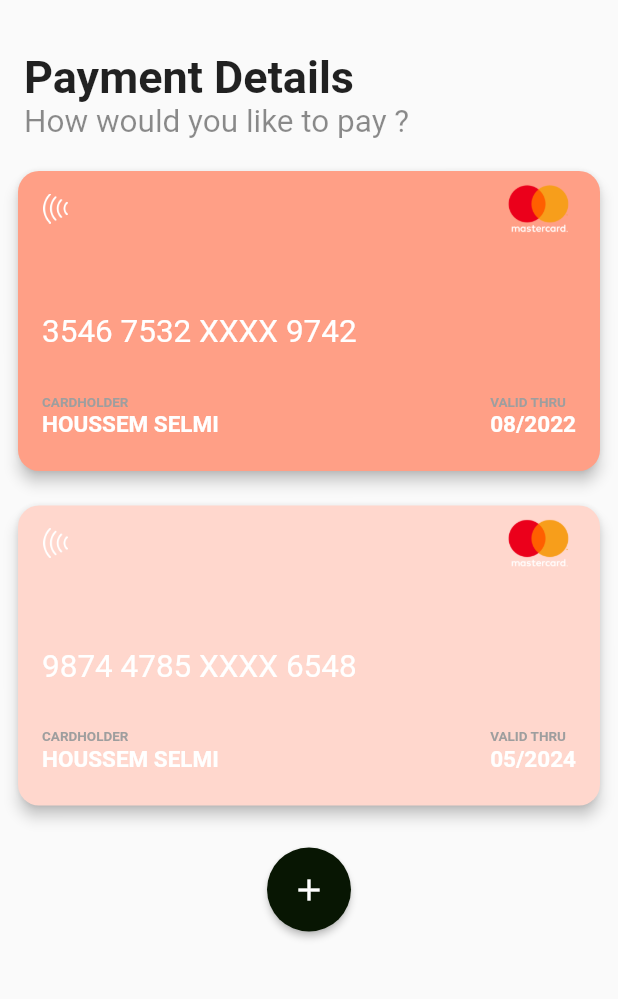
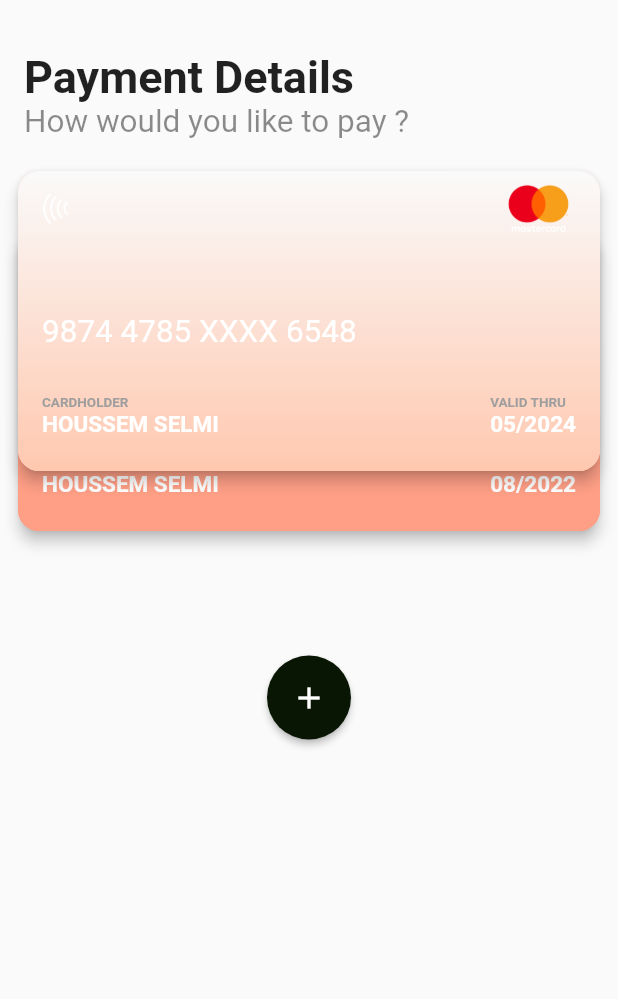
Before and after one commit to Akib7/finance-mobile-app, a Flutter app: the TopTabBar screen opened directly, on a phone screen of 412 x 824 dp, the part 54-1053 px from its top. Run offline on Flutter 3.47's test engine with Material 2 defaults, Android fonts, the phone set to English and light mode, and no system bars; drawn by our look-alikes of buttons_tabbar; our stand-ins replace cloud_firestore, firebase_auth, firebase_core, get, image_picker, persistent_bottom_nav_bar; accounts and stored records are empty; network calls fail; Roboto replaces fonts that are missing (CourrierPrime).

Commit message:
styled the credit cards

```diff
--- a/lib/widgets/constants.dart
+++ b/lib/widgets/constants.dart
@@ -4,6 +4,8 @@ import 'package:flutter/material.dart';
 
 const Color login_color = Color.fromRGBO(255, 159, 134, 1);
 const Color signup_color = Color.fromRGBO(255, 215, 205, 1);
+const Color signup_color2 = Color.fromRGBO(255, 200, 175, 1);
+const Color transcation_color = Color.fromRGBO(255, 215, 205, 1);
 
 const double defaultPadding = 16.0;
 const Duration defaultDuration = Duration(milliseconds: 300);
--- a/lib/widgets/credit_card_page.dart
+++ b/lib/widgets/credit_card_page.dart
@@ -16,19 +16,36 @@ class CreditCardsPage extends StatelessWidget {
               _buildTitleSection(
                   title: "Payment Details",
                   subTitle: "How would you like to pay ?"),
-              _buildCreditCard(
-                  color: login_color,
-                  cardExpiration: "08/2022",
-                  cardHolder: "HOUSSEM SELMI",
-                  cardNumber: "3546 7532 XXXX 9742"),
+              Stack(
+                children: [
+                  Padding(
+                    padding: const EdgeInsets.symmetric(vertical: 40.0),
+                    child: _buildCreditCard(
+                        color: login_color,
+                        cardExpiration: "08/2022",
+                        cardHolder: "HOUSSEM SELMI",
+                        cardNumber: "3546 7532 XXXX 9742",
+                        gradient1: login_color,
+                        gradient2: login_color),
+                  ),
+                  _buildCreditCard(
+                    color: signup_color,
+                    cardExpiration: "05/2024",
+                    cardHolder: "HOUSSEM SELMI",
+                    cardNumber: "9874 4785 XXXX 6548",
+                    gradient1: signup_color2,
+                    gradient2: Theme.of(context).scaffoldBackgroundColor,
+                  ),
+                ],
+              ),
               const SizedBox(
                 height: 15,
               ),
-              _buildCreditCard(
-                  color: signup_color,
-                  cardExpiration: "05/2024",
-                  cardHolder: "HOUSSEM SELMI",
-                  cardNumber: "9874 4785 XXXX 6548"),
+              // _buildCreditCard(
+              //     color: signup_color,
+              //     cardExpiration: "05/2024",
+              //     cardHolder: "HOUSSEM SELMI",
+              //     cardNumber: "9874 4785 XXXX 6548"),
               _buildAddCardButton(
                 icon: const Icon(Icons.add),
                 color: const Color(0xFF081603),
@@ -68,7 +85,9 @@ class CreditCardsPage extends StatelessWidget {
       {required Color color,
       required String cardNumber,
       required String cardHolder,
-      required String cardExpiration}) {
+      required String cardExpiration,
+      required Color gradient1,
+      required Color gradient2}) {
     return Card(
       elevation: 4.0,
       color: color,
@@ -78,6 +97,13 @@ class CreditCardsPage extends StatelessWidget {
       child: Container(
         height: 200,
         padding: const EdgeInsets.only(left: 16.0, right: 16.0, bottom: 22.0),
+        decoration: BoxDecoration(
+            borderRadius: BorderRadius.circular(14),
+            gradient: LinearGradient(
+              colors: [gradient1, gradient2],
+              begin: Alignment.bottomCenter,
+              end: Alignment.topCenter,
+            )),
         child: Column(
           crossAxisAlignment: CrossAxisAlignment.start,
           mainAxisAlignment: MainAxisAlignment.spaceBetween,
```
